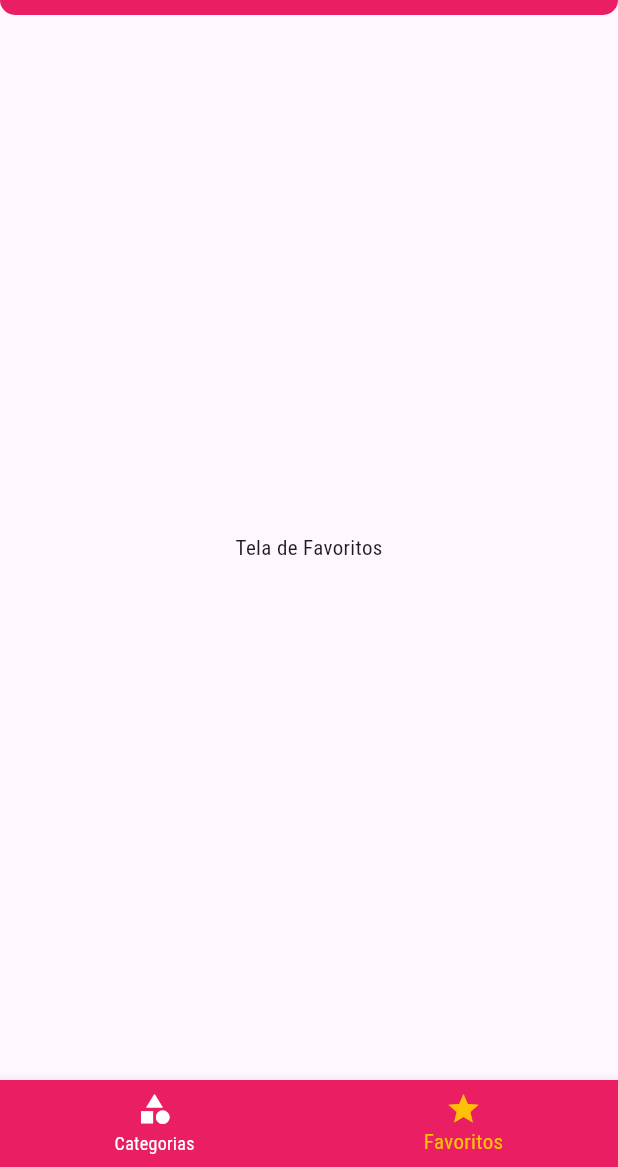
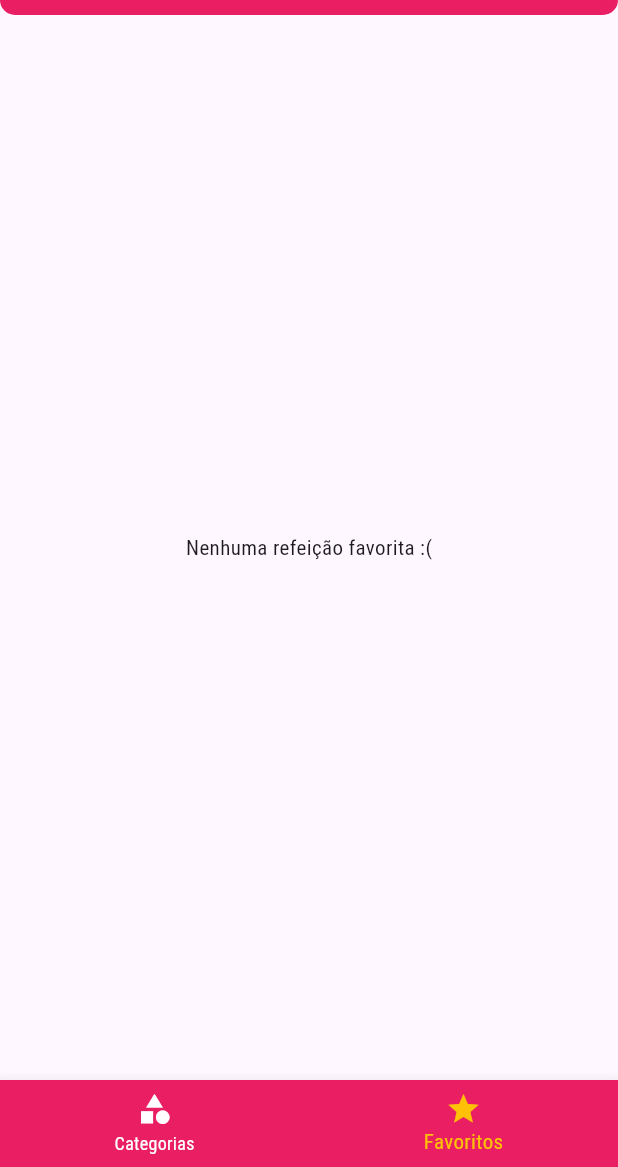
Before and after one commit to devRafaelDias/App-receitas, a Flutter app: the screen it shows after launch, item 2 of the bottom bar chosen, on a phone screen of 412 x 824 dp, the part 69-1236 px from its top. Run offline on Flutter 3.47's test engine with Material 3 defaults, Android fonts, the phone set to English and light mode, and no system bars.

Commit message:
Comidas Favoritas

```diff
--- a/lib/main.dart
+++ b/lib/main.dart
@@ -1,4 +1,5 @@
 import 'package:flutter/material.dart';
+import 'package:meals/models/settingsFilter.dart';
 import 'screens/categories_screen.dart';
 import 'screens/meal_detail_screen.dart';
 import 'screens/categories_meals_screen.dart';
@@ -18,8 +19,38 @@ class MyApp extends StatefulWidget {
 }
 
 class _MyAppState extends State<MyApp> {
+  Settings settings = Settings();
 
   List<Meal> _availableMeals = dummyMeals;
+  List<Meal> _favoriteMeals = [];
+
+  void _filterMeals(Settings settings) {
+    setState(() {
+      _availableMeals = dummyMeals.where((meal) {
+        final filterGluten = settings.isGlutenFree && !meal.isGlutenFree;
+        final filterLactose = settings.isLactoseFree && !meal.isLactoseFree;
+        final filterVegetarian = settings.isVegetarian && !meal.isVegetarian;
+        final filterVegan = settings.isVegan && !meal.isVegan;
+
+        return !filterGluten &&
+            !filterLactose &&
+            !filterVegan &&
+            !filterVegetarian;
+      }).toList();
+    });
+  }
+
+  void _toggleFavorite(Meal meal) {
+    setState(() {
+      _favoriteMeals.contains(meal)
+          ? _favoriteMeals.remove(meal)
+          : _favoriteMeals.add(meal);
+    });
+  }
+
+  bool _isFavorite(Meal meal) {
+    return _favoriteMeals.contains(meal);
+  }
 
   @override
   Widget build(BuildContext context) {
@@ -44,10 +75,12 @@ class _MyAppState extends State<MyApp> {
             ),
       ),
       routes: {
-        AppRoutes.HOME: (ctx) => const TabScreen(),
-        AppRoutes.CATEGORIES_MEALS: (ctx) => CategoriesMealsScreen(_availableMeals),
-        AppRoutes.MEAL_DETAIL: (ctx) => const MealDetaialScreen(),
-        AppRoutes.SETTINGS: (ctx) => const SettingsScreen(),
+        AppRoutes.HOME: (ctx) => TabScreen(_favoriteMeals),
+        AppRoutes.CATEGORIES_MEALS: (ctx) =>
+            CategoriesMealsScreen(_availableMeals),
+        AppRoutes.MEAL_DETAIL: (ctx) =>
+            MealDetaialScreen(_toggleFavorite, _isFavorite),
+        AppRoutes.SETTINGS: (ctx) => SettingsScreen(_filterMeals, settings),
       },
     );
   }
--- a/lib/screens/favorite_screen.dart
+++ b/lib/screens/favorite_screen.dart
@@ -1,12 +1,25 @@
 import 'package:flutter/material.dart';
+import 'package:meals/models/meal.dart';
+import '../components/meal_item.dart';
 
 class FavoriteScreen extends StatelessWidget {
-  const FavoriteScreen({super.key});
+  final List<Meal> favoriteMeals;
+
+  const FavoriteScreen(this.favoriteMeals, {super.key});
 
   @override
   Widget build(BuildContext context) {
-    return Center(
-      child: const Text('Tela de Favoritos'),
-    );
+    if (favoriteMeals.isEmpty) {
+      return const Center(
+        child: Text('Nenhuma refeição favorita :('),
+      );
+    } else {
+      return ListView.builder(
+        itemCount: favoriteMeals.length,
+        itemBuilder: (ctx, index) {
+          return MealItem(favoriteMeals[index]);
+        },
+      );
+    }
   }
 }
--- a/lib/screens/tabs_screen.dart
+++ b/lib/screens/tabs_screen.dart
@@ -1,10 +1,13 @@
 import 'package:flutter/material.dart';
+import 'package:meals/models/meal.dart';
 import 'categories_screen.dart';
 import 'favorite_screen.dart';
 import '../components/main_drawer.dart';
 
 class TabScreen extends StatefulWidget {
-  const TabScreen({super.key});
+  final List<Meal> favoriteMeals;
+
+  const TabScreen(this.favoriteMeals, {super.key});
 
   @override
   State<TabScreen> createState() => _TabScreenState();
@@ -13,16 +16,22 @@ class TabScreen extends StatefulWidget {
 class _TabScreenState extends State<TabScreen> {
   int _selectedSceenIndex = 0;
 
-  final List<Map<String, Object>> _screens = const [
+  late List<Map<String, Object>> _screens;
+
+  @override
+  void initState() {
+    super.initState();
+    _screens = [
     {
       'title': 'Lista de Categorias',
-      'screen': CategoryScreen(),
+      'screen': const CategoryScreen(),
     },
     {
       'title': 'Lista de Favoritos',
-      'screen': FavoriteScreen(),
+      'screen': FavoriteScreen(widget.favoriteMeals),
     },
   ];
+  }
 
   _selectScreen(int index) {
     setState(() {
```
Also changed, not shown: lib/screens/meal_detail_screen.dart (+8 -6 lines), lib/screens/settings.dart (+14 -3 lines).
